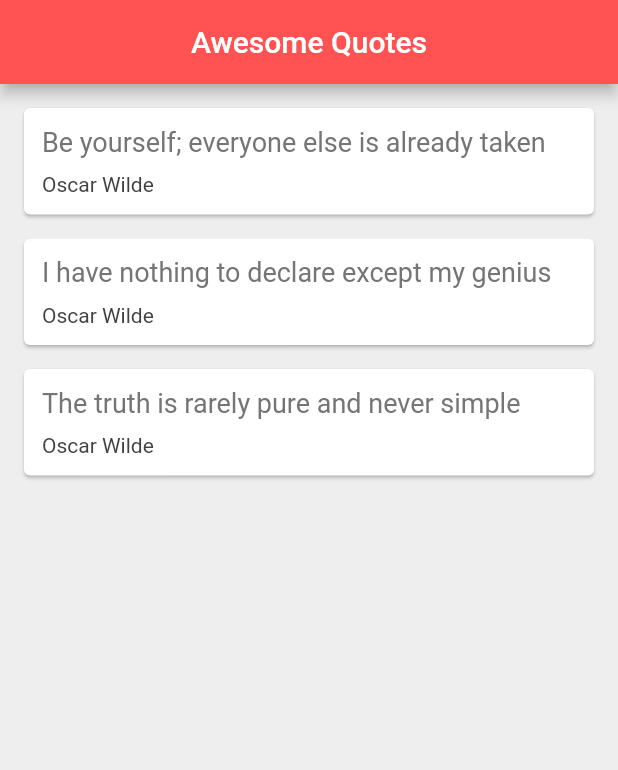
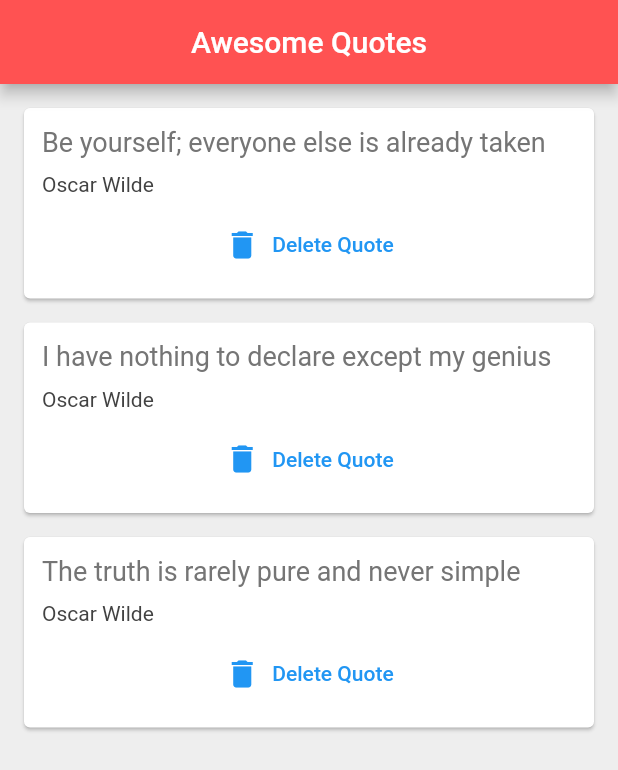
Before and after one commit to jasonyapri/flutter-hello-id, a Flutter app: the screen it shows after launch, on a phone screen of 412 x 824 dp. Shown: the top 770 px of the screen. Run offline on Flutter 3.47's test engine with Material 2 defaults, Android fonts, the phone set to English and light mode, and no system bars.

Commit message:
Functions as Parameters (#21)

```diff
--- a/lib/main.dart
+++ b/lib/main.dart
@@ -30,7 +30,14 @@
         backgroundColor: Colors.redAccent,
       ),
       body: Column(
-        children: quotes.map((quote) => QuoteCard(quote: quote)).toList(),
+        children: quotes.map((quote) => QuoteCard(
+          quote: quote,
+          delete: () {
+            setState(() {
+              quotes.remove(quote);
+            });
+          })
+        ).toList(),
       ),
     );
   }
--- a/lib/widget/quote_card.dart
+++ b/lib/widget/quote_card.dart
@@ -4,8 +4,9 @@
 class QuoteCard extends StatelessWidget {
 
   final Quote quote;
+  final Function delete;
 
-  QuoteCard({this.quote});
+  QuoteCard({this.quote, this.delete});
 
   @override
   Widget build(BuildContext context) {
@@ -32,6 +33,12 @@
                   color: Colors.grey[800]
               ),
             ),
+            SizedBox(height: 8.0),
+            TextButton.icon(
+              onPressed: delete,
+              label: Text('Delete Quote'),
+              icon: Icon(Icons.delete),
+            )
           ],
         ),
       ),
```
